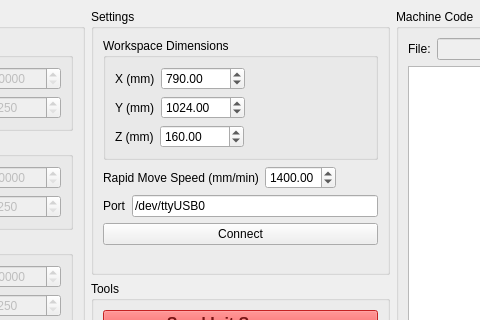
Old version of the form gui/ui.ui in the repository arneboe/vhf_cam330_cnc450_spc600; both pictures show x 163 to 643 and y 0 to 320 of the 992 by 640 pixel window.
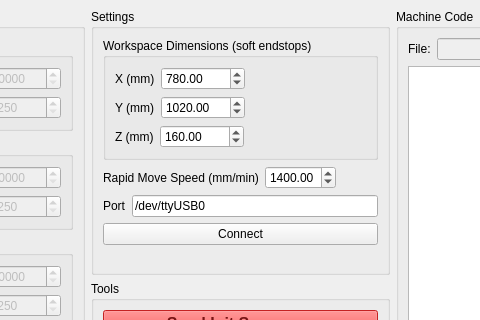
New version of the form.

Diff of the .ui file:
```diff
--- a/gui/ui.ui
+++ b/gui/ui.ui
@@ -286,7 +286,7 @@
              <item>
               <widget class="QGroupBox" name="groupBox_5">
                <property name="title">
-                <string>Workspace Dimensions</string>
+                <string>Workspace Dimensions (soft endstops)</string>
                </property>
                <layout class="QVBoxLayout" name="verticalLayout_16">
                 <item>
@@ -304,7 +304,7 @@
                      <double>99999999.000000000000000</double>
                     </property>
                     <property name="value">
-                     <double>790.000000000000000</double>
+                     <double>780.000000000000000</double>
                     </property>
                    </widget>
                   </item>
@@ -338,7 +338,7 @@
                      <double>99999999.000000000000000</double>
                     </property>
                     <property name="value">
-                     <double>1024.000000000000000</double>
+                     <double>1020.000000000000000</double>
                     </property>
                    </widget>
                   </item>
```
